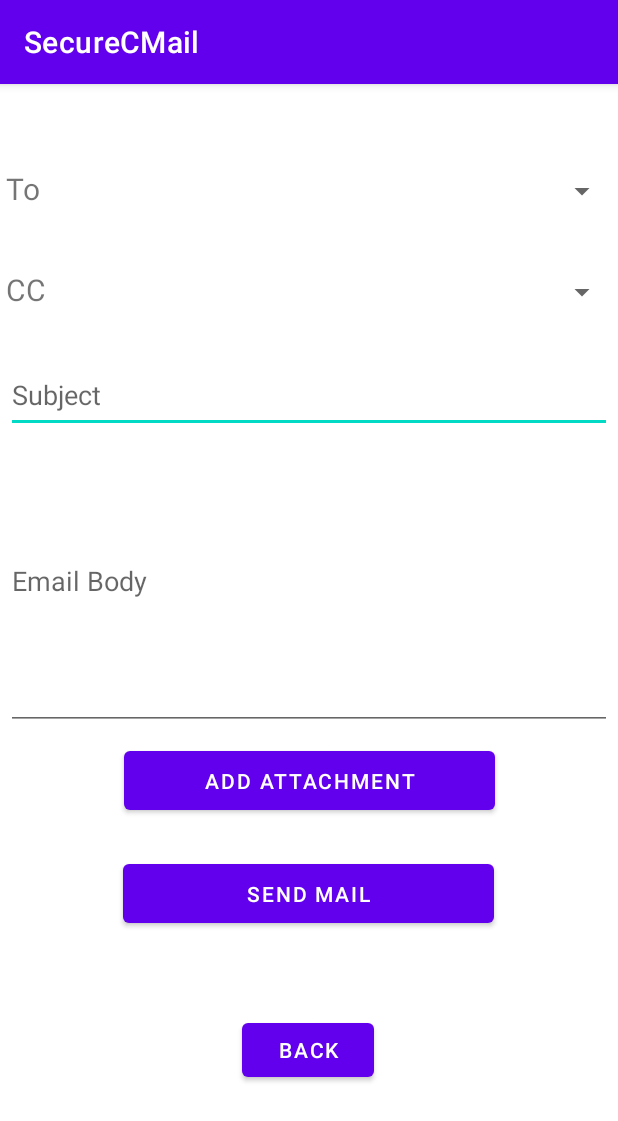
After one commit to JonRhea/SecureCMail, an Android app: the MessageActivity screen opened directly, with no data from a screen before it, on a phone screen of 412 x 824 dp. The commit adds this screen. Shown: the top 1121 px of the screen. Run offline under Robolectric (Android 15) with nearby library versions, the phone set to English and light mode, and no system bars.

Commit message:
Added template for MessageActivity

```diff
--- a/app/src/main/AndroidManifest.xml
+++ b/app/src/main/AndroidManifest.xml
@@ -11,6 +11,9 @@
         android:supportsRtl="true"
         android:theme="@style/Theme.SecureCMail"
         tools:targetApi="31">
+        <activity
+            android:name=".MessageActivity"
+            android:exported="false" />
         <activity
             android:name=".ContactActivity"
             android:exported="false" />
--- a/app/src/main/java/com/example/securecmail/MainActivity.java
+++ b/app/src/main/java/com/example/securecmail/MainActivity.java
@@ -35,4 +35,13 @@ public class MainActivity extends AppCompatActivity {
         Intent intent = new Intent(this,ContactActivity.class);
         startActivity(intent);
     }//end toContacts
+
+    /**
+     * Sends the user to the ContactActivity
+     * @param view The button to go to Message
+     */
+    public void toMessage(View view) {
+        Intent intent = new Intent(this,MessageActivity.class);
+        startActivity(intent);
+    }//end toMessage
 }
--- /dev/null
+++ b/app/src/main/java/com/example/securecmail/MessageActivity.java
@@ -0,0 +1,26 @@
+package com.example.securecmail;
+
+import androidx.appcompat.app.AppCompatActivity;
+
+import android.content.Intent;
+import android.os.Bundle;
+import android.view.View;
+
+public class MessageActivity extends AppCompatActivity {
+
+    @Override
+    protected void onCreate(Bundle savedInstanceState) {
+        super.onCreate(savedInstanceState);
+        setContentView(R.layout.activity_message);
+    }
+
+    /**
+     * Sends the user back to MainActivity
+     * @param view The button to go back
+     */
+    public void Back(View view) {
+        Intent intent = new Intent(this,MainActivity.class);
+        startActivity(intent);
+
+    }//end Back
+}
--- a/app/src/main/res/layout/activity_main.xml
+++ b/app/src/main/res/layout/activity_main.xml
@@ -33,10 +33,21 @@
         android:layout_width="wrap_content"
         android:layout_height="wrap_content"
         android:layout_marginTop="16dp"
-        android:text="Contacts"
+        android:text="@string/contacts_text"
         android:onClick="toContacts"
         app:layout_constraintEnd_toEndOf="parent"
         app:layout_constraintStart_toStartOf="parent"
         app:layout_constraintTop_toBottomOf="@+id/test_button" />
 
+    <Button
+        android:id="@+id/message_button"
+        android:layout_width="wrap_content"
+        android:layout_height="wrap_content"
+        android:layout_marginTop="16dp"
+        android:text="@string/message_text"
+        android:onClick="toMessage"
+        app:layout_constraintEnd_toEndOf="parent"
+        app:layout_constraintStart_toStartOf="parent"
+        app:layout_constraintTop_toBottomOf="@+id/contact_button" />
+
 </androidx.constraintlayout.widget.ConstraintLayout>
--- /dev/null
+++ b/app/src/main/res/layout/activity_message.xml
@@ -0,0 +1,105 @@
+<?xml version="1.0" encoding="utf-8"?>
+<androidx.constraintlayout.widget.ConstraintLayout xmlns:android="http://schemas.android.com/apk/res/android"
+    xmlns:app="http://schemas.android.com/apk/res-auto"
+    xmlns:tools="http://schemas.android.com/tools"
+    android:layout_width="match_parent"
+    android:layout_height="match_parent"
+    tools:context=".MessageActivity">
+
+    <TextView
+        android:id="@+id/to_text"
+        android:layout_width="wrap_content"
+        android:layout_height="wrap_content"
+        android:layout_marginStart="4dp"
+        android:layout_marginTop="56dp"
+        android:text="@string/to_text"
+        android:textSize="20sp"
+        app:layout_constraintStart_toStartOf="parent"
+        app:layout_constraintTop_toTopOf="parent" />
+
+    <Spinner
+        android:id="@+id/contact_spinner2"
+        android:layout_width="377dp"
+        android:layout_height="55dp"
+        android:layout_marginTop="44dp"
+        app:layout_constraintEnd_toEndOf="parent"
+        android:contentDescription="@string/to_description"
+        app:layout_constraintHorizontal_bias="0.0"
+        app:layout_constraintTop_toTopOf="parent" />
+
+    <TextView
+        android:id="@+id/cc_text"
+        android:layout_width="wrap_content"
+        android:layout_height="wrap_content"
+        android:layout_marginStart="4dp"
+        android:layout_marginTop="24dp"
+        android:text="@string/cc_text"
+        android:textSize="20sp"
+        app:layout_constraintStart_toStartOf="parent"
+        app:layout_constraintTop_toBottomOf="@+id/contact_spinner2" />
+
+    <Spinner
+        android:id="@+id/spinner2"
+        android:layout_width="377dp"
+        android:layout_height="55dp"
+        android:layout_marginTop="12dp"
+        android:contentDescription="@string/cc_description"
+        app:layout_constraintEnd_toEndOf="parent"
+        app:layout_constraintTop_toBottomOf="@+id/contact_spinner2" />
+
+    <Button
+        android:id="@+id/back_button"
+        android:layout_width="wrap_content"
+        android:layout_height="wrap_content"
+        android:layout_marginBottom="100dp"
+        android:text="@string/back"
+        android:onClick="Back"
+        app:layout_constraintBottom_toBottomOf="parent"
+        app:layout_constraintEnd_toEndOf="parent"
+        app:layout_constraintHorizontal_bias="0.498"
+        app:layout_constraintStart_toStartOf="parent" />
+
+    <EditText
+        android:id="@+id/input_subject"
+        android:layout_width="404dp"
+        android:layout_height="50dp"
+        android:layout_marginTop="16dp"
+        android:ems="10"
+        android:hint="@string/subject_text"
+        android:inputType="textPersonName"
+        app:layout_constraintEnd_toEndOf="parent"
+        app:layout_constraintStart_toStartOf="parent"
+        app:layout_constraintTop_toBottomOf="@+id/spinner2" />
+
+    <EditText
+        android:id="@+id/input_body"
+        android:layout_width="404dp"
+        android:layout_height="198dp"
+        android:ems="10"
+        android:hint="@string/email_body_text"
+        android:inputType="textPersonName"
+        app:layout_constraintEnd_toEndOf="parent"
+        app:layout_constraintStart_toStartOf="parent"
+        app:layout_constraintTop_toBottomOf="@+id/input_subject" />
+
+    <Button
+        android:id="@+id/attachment_button"
+        android:layout_width="247dp"
+        android:layout_height="51dp"
+        android:layout_marginTop="8dp"
+        android:text="@string/add_attachment_text"
+        app:layout_constraintEnd_toEndOf="parent"
+        app:layout_constraintStart_toStartOf="parent"
+        app:layout_constraintTop_toBottomOf="@+id/input_body" />
+
+    <Button
+        android:id="@+id/send_button"
+        android:layout_width="247dp"
+        android:layout_height="51dp"
+        android:layout_marginTop="24dp"
+        android:text="@string/send_mail_text"
+        app:layout_constraintEnd_toEndOf="parent"
+        app:layout_constraintHorizontal_bias="0.498"
+        app:layout_constraintStart_toStartOf="parent"
+        app:layout_constraintTop_toBottomOf="@+id/attachment_button" />
+</androidx.constraintlayout.widget.ConstraintLayout>
--- a/app/src/main/res/values/strings.xml
+++ b/app/src/main/res/values/strings.xml
@@ -13,4 +13,14 @@
     <string name="enter_contact_email_id1">Enter Contact\'s First Email ID</string>
     <string name="enter_contact_email_id2">Enter Contact\'s Second Email ID</string>
     <string name="save">Save</string>
+    <string name="to_text">To</string>
+    <string name="to_description">Who to send the email to</string>
+    <string name="cc_text">CC</string>
+    <string name="cc_description">Who to CC in the email</string>
+    <string name="contacts_text">Contacts</string>
+    <string name="message_text">Message</string>
+    <string name="subject_text">Subject</string>
+    <string name="email_body_text">Email Body</string>
+    <string name="add_attachment_text">Add Attachment</string>
+    <string name="send_mail_text">Send Mail</string>
 </resources>
```
